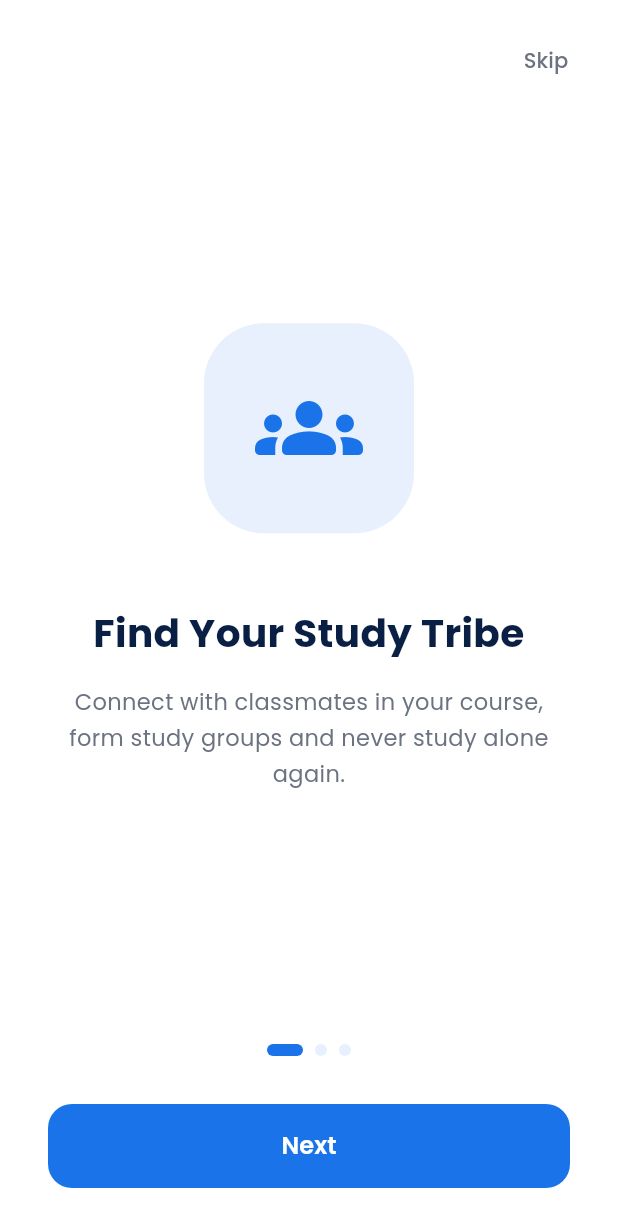
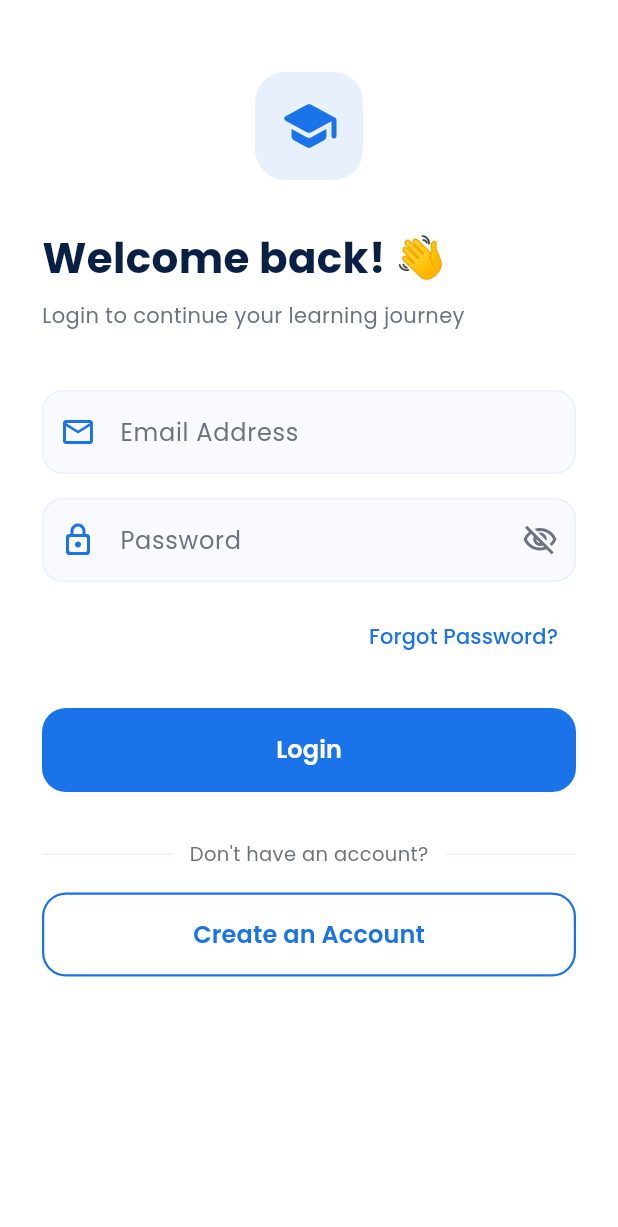
Before and after one commit to galbahN/campusbuddy, a Flutter app: the screen it shows after launch, after a tap on "Skip", on a phone screen of 412 x 824 dp. Shown: the top 1227 px of the screen. Run offline on Flutter 3.47's test engine with Material 3 defaults, Android fonts, the phone set to English and light mode, and no system bars.

```diff
--- /dev/null
+++ b/lib/screens/auth/login_screen.dart
@@ -0,0 +1,364 @@
+import 'package:flutter/material.dart';
+
+class LoginScreen extends StatefulWidget {
+  const LoginScreen({super.key});
+
+  @override
+  State<LoginScreen> createState() => _LoginScreenState();
+}
+
+class _LoginScreenState extends State<LoginScreen> {
+  final _formKey = GlobalKey<FormState>();
+  final _emailController = TextEditingController();
+  final _passwordController = TextEditingController();
+  bool _obscurePassword = true;
+  bool _isLoading = false;
+
+  @override
+  void dispose() {
+    _emailController.dispose();
+    _passwordController.dispose();
+    super.dispose();
+  }
+
+  void _login() async {
+    if (_formKey.currentState!.validate()) {
+      setState(() => _isLoading = true);
+
+      // Simulate loading for now — Firebase comes next
+      await Future.delayed(const Duration(seconds: 2));
+
+      setState(() => _isLoading = false);
+
+      debugPrint('Login tapped');
+    }
+  }
+
+  @override
+  Widget build(BuildContext context) {
+    return Scaffold(
+      backgroundColor: Colors.white,
+      body: SafeArea(
+        child: SingleChildScrollView(
+          padding: const EdgeInsets.symmetric(horizontal: 28.0),
+          child: Column(
+            crossAxisAlignment: CrossAxisAlignment.start,
+            children: [
+              const SizedBox(height: 48),
+
+              // Header
+              Center(
+                child: Container(
+                  width: 72,
+                  height: 72,
+                  decoration: BoxDecoration(
+                    color: const Color(0xFFE8F0FE),
+                    borderRadius: BorderRadius.circular(20),
+                  ),
+                  child: const Icon(
+                    Icons.school_rounded,
+                    size: 40,
+                    color: Color(0xFF1A73E8),
+                  ),
+                ),
+              ),
+
+              const SizedBox(height: 32),
+
+              // Title
+              const Text(
+                'Welcome back! 👋',
+                style: TextStyle(
+                  fontFamily: 'Poppins',
+                  fontSize: 28,
+                  fontWeight: FontWeight.w700,
+                  color: Color(0xFF0A1F44),
+                ),
+              ),
+
+              const SizedBox(height: 8),
+
+              const Text(
+                'Login to continue your learning journey',
+                style: TextStyle(
+                  fontFamily: 'Poppins',
+                  fontSize: 14,
+                  color: Color(0xFF6B7280),
+                ),
+              ),
+
+              const SizedBox(height: 40),
+
+              // Form
+              Form(
+                key: _formKey,
+                child: Column(
+                  children: [
+                    // Email field
+                    TextFormField(
+                      controller: _emailController,
+                      keyboardType: TextInputType.emailAddress,
+                      style: const TextStyle(
+                        fontFamily: 'Poppins',
+                        color: Color(0xFF0A1F44),
+                      ),
+                      decoration: InputDecoration(
+                        labelText: 'Email Address',
+                        labelStyle: const TextStyle(
+                          fontFamily: 'Poppins',
+                          color: Color(0xFF6B7280),
+                        ),
+                        prefixIcon: const Icon(
+                          Icons.email_outlined,
+                          color: Color(0xFF1A73E8),
+                        ),
+                        filled: true,
+                        fillColor: const Color(0xFFF8FAFF),
+                        border: OutlineInputBorder(
+                          borderRadius: BorderRadius.circular(14),
+                          borderSide: const BorderSide(
+                            color: Color(0xFFE8F0FE),
+                          ),
+                        ),
+                        enabledBorder: OutlineInputBorder(
+                          borderRadius: BorderRadius.circular(14),
+                          borderSide: const BorderSide(
+                            color: Color(0xFFE8F0FE),
+                          ),
+                        ),
+                        focusedBorder: OutlineInputBorder(
+                          borderRadius: BorderRadius.circular(14),
+                          borderSide: const BorderSide(
+                            color: Color(0xFF1A73E8),
+                            width: 2,
+                          ),
+                        ),
+                        errorBorder: OutlineInputBorder(
+                          borderRadius: BorderRadius.circular(14),
+                          borderSide: const BorderSide(
+                            color: Color(0xFFD32F2F),
+                          ),
+                        ),
+                        focusedErrorBorder: OutlineInputBorder(
+                          borderRadius: BorderRadius.circular(14),
+                          borderSide: const BorderSide(
+                            color: Color(0xFFD32F2F),
+                            width: 2,
+                          ),
+                        ),
+                      ),
+                      validator: (value) {
+                        if (value == null || value.isEmpty) {
+                          return 'Please enter your email';
+                        }
+                        if (!RegExp(r'^[\w-\.]+@([\w-]+\.)+[\w-]{2,4}$')
+                            .hasMatch(value)) {
+                          return 'Please enter a valid email';
+                        }
+                        return null;
+                      },
+                    ),
+
+                    const SizedBox(height: 16),
+
+                    // Password field
+                    TextFormField(
+                      controller: _passwordController,
+                      obscureText: _obscurePassword,
+                      style: const TextStyle(
+                        fontFamily: 'Poppins',
+                        color: Color(0xFF0A1F44),
+                      ),
+                      decoration: InputDecoration(
+                        labelText: 'Password',
+                        labelStyle: const TextStyle(
+                          fontFamily: 'Poppins',
+                          color: Color(0xFF6B7280),
+                        ),
+                        prefixIcon: const Icon(
+                          Icons.lock_outline_rounded,
+                          color: Color(0xFF1A73E8),
+                        ),
+                        suffixIcon: IconButton(
+                          icon: Icon(
+                            _obscurePassword
+                                ? Icons.visibility_off_outlined
+                                : Icons.visibility_outlined,
+                            color: const Color(0xFF6B7280),
+                          ),
+                          onPressed: () {
+                            setState(
+                              () => _obscurePassword = !_obscurePassword,
+                            );
+                          },
+                        ),
+                        filled: true,
+                        fillColor: const Color(0xFFF8FAFF),
+                        border: OutlineInputBorder(
+                          borderRadius: BorderRadius.circular(14),
+                          borderSide: const BorderSide(
+                            color: Color(0xFFE8F0FE),
+                          ),
+                        ),
+                        enabledBorder: OutlineInputBorder(
+                          borderRadius: BorderRadius.circular(14),
+                          borderSide: const BorderSide(
+                            color: Color(0xFFE8F0FE),
+                          ),
+                        ),
+                        focusedBorder: OutlineInputBorder(
+                          borderRadius: BorderRadius.circular(14),
+                          borderSide: const BorderSide(
+                            color: Color(0xFF1A73E8),
+                            width: 2,
+                          ),
+                        ),
+                        errorBorder: OutlineInputBorder(
+                          borderRadius: BorderRadius.circular(14),
+                          borderSide: const BorderSide(
+                            color: Color(0xFFD32F2F),
+                          ),
+                        ),
+                        focusedErrorBorder: OutlineInputBorder(
+                          borderRadius: BorderRadius.circular(14),
+                          borderSide: const BorderSide(
+                            color: Color(0xFFD32F2F),
+                            width: 2,
+                          ),
+                        ),
+                      ),
+                      validator: (value) {
+                        if (value == null || value.isEmpty) {
+                          return 'Please enter your password';
+                        }
+                        if (value.length < 6) {
+                          return 'Password must be at least 6 characters';
+                        }
+                        return null;
+                      },
+                    ),
+
+                    const SizedBox(height: 12),
+
+                    // Forgot password
+                    Align(
+                      alignment: Alignment.centerRight,
+                      child: TextButton(
+                        onPressed: () {
+                          debugPrint('Forgot password tapped');
+                        },
+                        child: const Text(
+                          'Forgot Password?',
+                          style: TextStyle(
+                            fontFamily: 'Poppins',
+                            color: Color(0xFF1A73E8),
+                            fontWeight: FontWeight.w500,
+                          ),
+                        ),
+                      ),
+                    ),
+
+                    const SizedBox(height: 24),
+
+                    // Login button
+                    SizedBox(
+                      width: double.infinity,
+                      height: 56,
+                      child: ElevatedButton(
+                        onPressed: _isLoading ? null : _login,
+                        style: ElevatedButton.styleFrom(
+                          backgroundColor: const Color(0xFF1A73E8),
+                          foregroundColor: Colors.white,
+                          elevation: 0,
+                          shape: RoundedRectangleBorder(
+                            borderRadius: BorderRadius.circular(16),
+                          ),
+                        ),
+                        child: _isLoading
+                            ? const SizedBox(
+                                width: 24,
+                                height: 24,
+                                child: CircularProgressIndicator(
+                                  color: Colors.white,
+                                  strokeWidth: 2.5,
+                                ),
+                              )
+                            : const Text(
+                                'Login',
+                                style: TextStyle(
+                                  fontFamily: 'Poppins',
+                                  fontSize: 16,
+                                  fontWeight: FontWeight.w600,
+                                ),
+                              ),
+                      ),
+                    ),
+
+                    const SizedBox(height: 32),
+
+                    // Divider
+                    const Row(
+                      children: [
+                        Expanded(
+                          child: Divider(color: Color(0xFFE8F0FE)),
+                        ),
+                        Padding(
+                          padding: EdgeInsets.symmetric(horizontal: 12),
+                          child: Text(
+                            'Don\'t have an account?',
+                            style: TextStyle(
+                              fontFamily: 'Poppins',
+                              fontSize: 13,
+                              color: Color(0xFF6B7280),
+                            ),
+                          ),
+                        ),
+                        Expanded(
+                          child: Divider(color: Color(0xFFE8F0FE)),
+                        ),
+                      ],
+                    ),
+
+                    const SizedBox(height: 16),
+
+                    // Sign up button
+                    SizedBox(
+                      width: double.infinity,
+                      height: 56,
+                      child: OutlinedButton(
+                        onPressed: () {
+                          // Navigate to signup later
+                          debugPrint('Go to Sign Up');
+                        },
+                        style: OutlinedButton.styleFrom(
+                          foregroundColor: const Color(0xFF1A73E8),
+                          side: const BorderSide(
+                            color: Color(0xFF1A73E8),
+                            width: 1.5,
+                          ),
+                          shape: RoundedRectangleBorder(
+                            borderRadius: BorderRadius.circular(16),
+                          ),
+                        ),
+                        child: const Text(
+                          'Create an Account',
+                          style: TextStyle(
+                            fontFamily: 'Poppins',
+                            fontSize: 16,
+                            fontWeight: FontWeight.w600,
+                          ),
+                        ),
+                      ),
+                    ),
+
+                    const SizedBox(height: 32),
+                  ],
+                ),
+              ),
+            ],
+          ),
+        ),
+      ),
+    );
+  }
+}
--- a/lib/screens/onboarding_screen.dart
+++ b/lib/screens/onboarding_screen.dart
@@ -1,4 +1,5 @@
 import 'package:flutter/material.dart';
+import 'package:campusbuddy/screens/auth/login_screen.dart';
 
 class OnboardingScreen extends StatefulWidget {
   const OnboardingScreen({super.key});
@@ -64,8 +65,12 @@ class _OnboardingScreenState extends State<OnboardingScreen> {
                 padding: const EdgeInsets.all(16.0),
                 child: TextButton(
                   onPressed: () {
-                    // Navigate to login later
-                    debugPrint('Skip to Login');
+                    Navigator.pushReplacement(
+                      context,
+                      MaterialPageRoute(
+                        builder: (context) => const LoginScreen(),
+                      ),
+                    );
                   },
                   child: const Text(
                     'Skip',
@@ -181,8 +186,12 @@ class _OnboardingScreenState extends State<OnboardingScreen> {
                     child: ElevatedButton(
                       onPressed: _currentPage == _pages.length - 1
                           ? () {
-                              // Navigate to login later
-                              debugPrint('Go to Login');
+                              Navigator.pushReplacement(
+                                context,
+                                MaterialPageRoute(
+                                  builder: (context) => const LoginScreen(),
+                                ),
+                              );
                             }
                           : _nextPage,
                       style: ElevatedButton.styleFrom(
```
